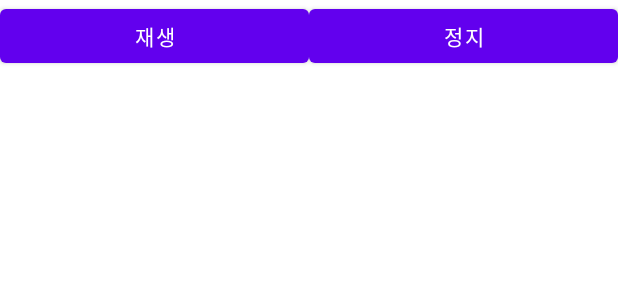
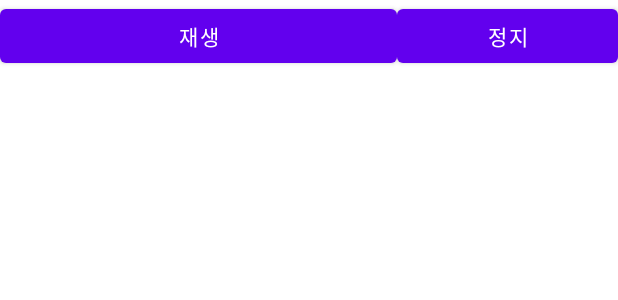
Before and after one commit to leejunho0626/Team5, an Android app: the layout activity_main.xml on its own in the app's theme, with its tools: preview values and no code run, on a phone screen of 412 x 824 dp. Shown: the top 300 px of the screen. Run offline under Robolectric (Android 15) with nearby library versions, the phone set to English and light mode, and no system bars.

Commit message:
Music2 mp3

```diff
--- a/src/main/res/layout/activity_main.xml
+++ b/src/main/res/layout/activity_main.xml
@@ -12,7 +12,7 @@
         android:id="@+id/btn_play"
         android:layout_height="wrap_content"
         android:layout_width="wrap_content"
-        android:layout_weight="1"
+        android:layout_weight="3"
         android:text="재생" />
 
 
```
